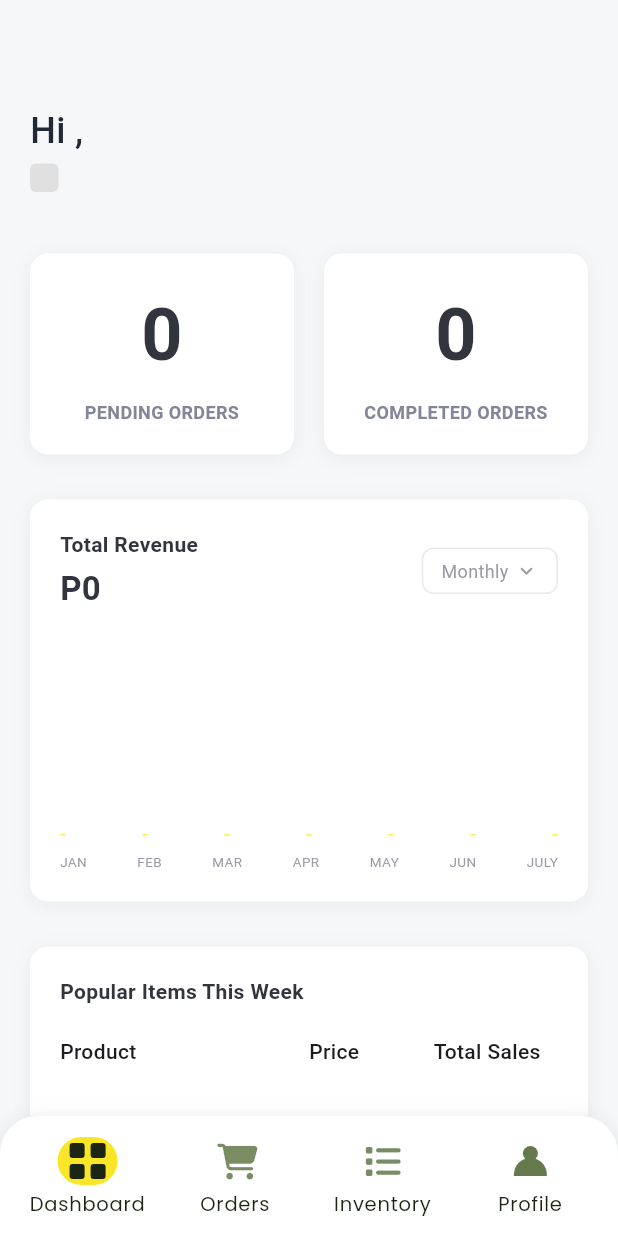
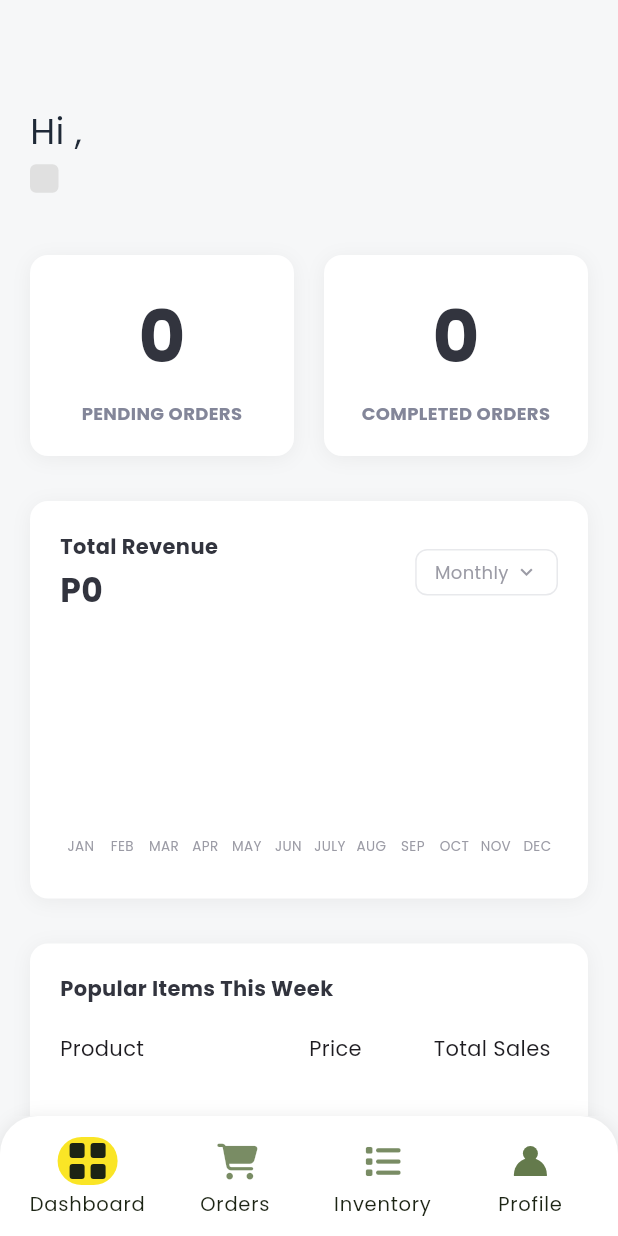
Before and after one commit to 4Chronosx/FarmToTable, a Flutter app: the DashboardScreen screen opened by its route, on a phone screen of 412 x 824 dp. Run offline on Flutter 3.47's test engine with Material 3 defaults, Android fonts, the phone set to English and light mode, and no system bars; drawn by our look-alikes of fl_chart; our stand-ins replace accordion, cached_network_image, flutter_map, flutter_svg, fluttertoast, font_awesome_flutter and 6 more; missing offline and left inert: sliding_action_button; accounts and stored records are empty; network calls fail.

Commit message:
dashboard chart
removed the storelocation na screen in main
added fl_chart dependency

```diff
--- a/lib/main.dart
+++ b/lib/main.dart
@@ -17,7 +17,6 @@ import 'package:farm2you/screens/user_side/sub_pages/product_details/product_det
 import 'package:farm2you/services/authentication/auth_gate.dart';
 
 import 'package:farm2you/screens/vendor_side/profile/create_profile_screen.dart';
-import 'package:farm2you/screens/vendor_side/profile/store_location_screen.dart';
 import 'package:farm2you/screens/vendor_side/profile/registered_screen.dart';
 import 'package:farm2you/screens/vendor_side/profile/vendor_profile_screen.dart';
 import 'package:farm2you/screens/vendor_side/dashboard/dashboard_screen.dart';
@@ -43,7 +42,6 @@ import 'package:farm2you/screens/splashscreen/splashscreen2.dart';
 
 import 'package:supabase_flutter/supabase_flutter.dart';
 
-
 // New class to listen to Supabase auth changes and notify GoRouter
 class AuthStateListener extends ChangeNotifier {
   AuthStateListener() {
@@ -55,8 +53,6 @@ class AuthStateListener extends ChangeNotifier {
   }
 }
 
-
-
 void main() async {
   WidgetsFlutterBinding.ensureInitialized();
 
@@ -65,7 +61,10 @@ void main() async {
     DeviceOrientation.portraitDown,
   ]);
 
-  await Supabase.initialize(url: "https://zhvosnfvtoqalhjfpjfm.supabase.co", anonKey: "eyJhbGciOiJIUzI1NiIsInR5cCI6IkpXVCJ9.eyJpc3MiOiJzdXBhYmFzZSIsInJlZiI6Inpodm9zbmZ2dG9xYWxoamZwamZtIiwicm9sZSI6ImFub24iLCJpYXQiOjE3NDczNTgzMjIsImV4cCI6MjA2MjkzNDMyMn0.cVRsslf1HRPG92Tuc45Q4cr0CxjmWjCzDe12hnZ4Esg");
+  await Supabase.initialize(
+      url: "https://zhvosnfvtoqalhjfpjfm.supabase.co",
+      anonKey:
+          "eyJhbGciOiJIUzI1NiIsInR5cCI6IkpXVCJ9.eyJpc3MiOiJzdXBhYmFzZSIsInJlZiI6Inpodm9zbmZ2dG9xYWxoamZwamZtIiwicm9sZSI6ImFub24iLCJpYXQiOjE3NDczNTgzMjIsImV4cCI6MjA2MjkzNDMyMn0.cVRsslf1HRPG92Tuc45Q4cr0CxjmWjCzDe12hnZ4Esg");
 
   runApp(
     MultiProvider(
@@ -112,18 +111,20 @@ class _MyAppState extends State<MyApp> {
         final session = Supabase.instance.client.auth.currentSession;
         final bool isAuthenticated = session != null;
 
-         // Define routes that are accessible without authentication
-        const List<String> unauthenticatedRoutes = ['/login', '/signup', '/', '/splash2'];
+        // Define routes that are accessible without authentication
+        const List<String> unauthenticatedRoutes = [
+          '/login',
+          '/signup',
+          '/',
+          '/splash2'
+        ];
         final currentRoute = state.uri.toString();
         // Check if the current location is one of the unauthenticated routes
-        final bool isGoingToUnauthenticatedRoute = unauthenticatedRoutes.contains(state.uri.toString());
-
-
-
-
+        final bool isGoingToUnauthenticatedRoute =
+            unauthenticatedRoutes.contains(state.uri.toString());
 
         // If not authenticated and trying to go to a protected route, redirect to login
-        if (!isAuthenticated && !isGoingToUnauthenticatedRoute ) {
+        if (!isAuthenticated && !isGoingToUnauthenticatedRoute) {
           return '/login';
         }
 
@@ -227,12 +228,7 @@ class _MyAppState extends State<MyApp> {
             return CreateProfileScreen();
           },
         ),
-        GoRoute(
-          path: '/storelocation',
-          builder: (BuildContext context, GoRouterState state) {
-            return StoreLocationScreen();
-          },
-        ),
+
         GoRoute(
           path: '/registeredsplash',
           builder: (BuildContext context, GoRouterState state) {
--- a/lib/screens/vendor_side/dashboard/dashboard_screen.dart
+++ b/lib/screens/vendor_side/dashboard/dashboard_screen.dart
@@ -1,5 +1,6 @@
 import 'package:flutter/material.dart';
 import 'package:provider/provider.dart';
+import 'package:fl_chart/fl_chart.dart';
 import 'package:farm2you/widgets/vendor_navigationbar.dart';
 import 'package:farm2you/utils/orders_provider.dart';
 import 'package:farm2you/utils/profile_provider.dart';
@@ -69,6 +70,7 @@ class DashboardScreen extends StatelessWidget {
             color: Color(0xFF1F2937),
             fontSize: 24,
             fontWeight: FontWeight.w500,
+            fontFamily: 'Poppins',
           ),
         ),
         const SizedBox(height: 4),
@@ -90,6 +92,7 @@ class DashboardScreen extends StatelessWidget {
               style: const TextStyle(
                 color: Color(0xFF838383),
                 fontSize: 15,
+                fontFamily: 'Poppins',
               ),
             ),
           ],
@@ -148,6 +151,7 @@ class DashboardScreen extends StatelessWidget {
               color: Color(0xFF32343E),
               fontSize: 48,
               fontWeight: FontWeight.w700,
+              fontFamily: 'Poppins',
             ),
           ),
           const SizedBox(height: 8),
@@ -158,6 +162,7 @@ class DashboardScreen extends StatelessWidget {
               color: Color(0xFF838699),
               fontSize: 12,
               fontWeight: FontWeight.w600,
+              fontFamily: 'Poppins',
             ),
           ),
         ],
@@ -206,6 +211,7 @@ class DashboardScreen extends StatelessWidget {
                       color: Color(0xFF32343E),
                       fontSize: 14,
                       fontWeight: FontWeight.w700,
+                      fontFamily: 'Poppins',
                     ),
                   ),
                   const SizedBox(height: 4),
@@ -215,6 +221,7 @@ class DashboardScreen extends StatelessWidget {
                       color: Color(0xFF32343E),
                       fontSize: 22,
                       fontWeight: FontWeight.w700,
+                      fontFamily: 'Poppins',
                     ),
                   ),
                 ],
@@ -233,6 +240,7 @@ class DashboardScreen extends StatelessWidget {
                       style: TextStyle(
                         color: Color(0xFF9B9BA5),
                         fontSize: 12,
+                        fontFamily: 'Poppins',
                       ),
                     ),
                     SizedBox(width: 4),
@@ -250,22 +258,6 @@ class DashboardScreen extends StatelessWidget {
 
           // Simple Chart Placeholder - Replace with actual chart
           _buildSimpleChart(monthlyRevenue),
-
-          const SizedBox(height: 10),
-          // Month labels (first 7 months)
-          Row(
-            mainAxisAlignment: MainAxisAlignment.spaceBetween,
-            children: months
-                .take(7)
-                .map((month) => Text(
-                      month,
-                      style: const TextStyle(
-                        color: Color(0xFF9B9BA5),
-                        fontSize: 9,
-                      ),
-                    ))
-                .toList(),
-          ),
         ],
       ),
     );
@@ -275,72 +267,100 @@ class DashboardScreen extends StatelessWidget {
     final maxRevenue = monthlyRevenue.isNotEmpty
         ? monthlyRevenue.reduce((a, b) => a > b ? a : b)
         : 600.0;
-    final normalizeBase = maxRevenue > 0 ? maxRevenue : 600.0;
+
+    // Find the month with highest revenue for highlighting
+    int highestRevenueIndex = -1;
+    if (monthlyRevenue.isNotEmpty && maxRevenue > 0) {
+      highestRevenueIndex =
+          monthlyRevenue.indexWhere((revenue) => revenue == maxRevenue);
+    }
 
     return SizedBox(
-      height: 120,
-      child: Row(
-        crossAxisAlignment: CrossAxisAlignment.end,
-        mainAxisAlignment: MainAxisAlignment.spaceBetween,
-        children: List.generate(7, (index) {
-          // Show first 7 months
-          double height = monthlyRevenue.length > index
-              ? (monthlyRevenue[index] / normalizeBase) * 100
-              : 0.0;
-          bool isHighlighted = index == 2 &&
-              monthlyRevenue.length > index &&
-              monthlyRevenue[index] > 0;
-
-          return Column(
-            mainAxisAlignment: MainAxisAlignment.end,
-            children: [
-              if (isHighlighted) ...[
-                Container(
-                  padding:
+      height: 140,
+      child: BarChart(
+        BarChartData(
+          alignment: BarChartAlignment.spaceAround,
+          maxY: maxRevenue > 0 ? maxRevenue * 1.2 : 600,
+          minY: 0,
+          barTouchData: BarTouchData(
+            enabled: true,
+            touchTooltipData: BarTouchTooltipData(
+              getTooltipColor: (group) => const Color(0xFF32343E),
+              tooltipRoundedRadius: 4,
+              tooltipPadding:
                   const EdgeInsets.symmetric(horizontal: 8, vertical: 4),
-                  decoration: BoxDecoration(
-                    color: const Color(0xFF32343E),
-                    borderRadius: BorderRadius.circular(4),
-                  ),
-                  child: Text(
-                    '₱${monthlyRevenue[index].toInt()}',
-                    style: const TextStyle(
+              getTooltipItem: (group, groupIndex, rod, rodIndex) {
+                return BarTooltipItem(
+                  '₱${rod.toY.toInt()}',
+                  const TextStyle(
                     color: Colors.white,
                     fontSize: 10,
                     fontWeight: FontWeight.w700,
+                    fontFamily: 'Poppins',
+                  ),
+                );
+              },
+            ),
+          ),
+          titlesData: FlTitlesData(
+            show: true,
+            topTitles: const AxisTitles(
+              sideTitles: SideTitles(showTitles: false),
+            ),
+            rightTitles: const AxisTitles(
+              sideTitles: SideTitles(showTitles: false),
+            ),
+            leftTitles: const AxisTitles(
+              sideTitles: SideTitles(showTitles: false),
+            ),
+            bottomTitles: AxisTitles(
+              sideTitles: SideTitles(
+                showTitles: true,
+                getTitlesWidget: (value, meta) {
+                  if (value.toInt() >= 0 && value.toInt() < months.length) {
+                    return Padding(
+                      padding: const EdgeInsets.only(top: 8),
+                      child: Text(
+                        months[value.toInt()],
+                        style: const TextStyle(
+                          color: Color(0xFF9B9BA5),
+                          fontSize: 9,
+                          fontFamily: 'Poppins',
+                        ),
+                      ),
+                    );
+                  }
+                  return const Text('');
+                },
+                reservedSize: 30,
               ),
             ),
           ),
-                const SizedBox(height: 4),
-                Container(
-                  width: 8,
-                  height: 8,
-                  decoration: const BoxDecoration(
-                    color: Colors.white,
-                    shape: BoxShape.circle,
-                    border: Border.fromBorderSide(
-                      BorderSide(color: Color(0xFFFAE526), width: 2),
-                    ),
-                  ),
-                ),
-                const SizedBox(height: 2),
-              ],
-              Container(
-                width: 4,
-                height:
-                    height > 0 ? height : 2, // Minimum height for visibility
-                decoration: BoxDecoration(
+          borderData: FlBorderData(show: false),
+          gridData: const FlGridData(show: false),
+          barGroups: List.generate(12, (index) {
+            final revenue =
+                monthlyRevenue.length > index ? monthlyRevenue[index] : 0.0;
+            final isHighlighted = index == highestRevenueIndex && revenue > 0;
+
+            return BarChartGroupData(
+              x: index,
+              barRods: [
+                BarChartRodData(
+                  toY: revenue,
+                  width: 12,
+                  borderRadius: BorderRadius.circular(3),
                   gradient: const LinearGradient(
                     begin: Alignment.topCenter,
                     end: Alignment.bottomCenter,
                     colors: [Color(0xFFFAE526), Color(0x00FFEE84)],
                   ),
-                  borderRadius: BorderRadius.circular(2),
-                ),
                 ),
               ],
+              showingTooltipIndicators: isHighlighted ? [0] : [],
             );
           }),
+        ),
       ),
     );
   }
@@ -380,6 +400,7 @@ class DashboardScreen extends StatelessWidget {
                   color: Color(0xFF32343E),
                   fontSize: 14,
                   fontWeight: FontWeight.w700,
+                  fontFamily: 'Poppins',
                 ),
               ),
             ],
@@ -392,13 +413,22 @@ class DashboardScreen extends StatelessWidget {
               Expanded(
                   flex: 2,
                   child: Text('Product',
-                      style: TextStyle(fontWeight: FontWeight.w500))),
+                      style: TextStyle(
+                        fontWeight: FontWeight.w500,
+                        fontFamily: 'Poppins',
+                      ))),
               Expanded(
                   child: Text('Price',
-                      style: TextStyle(fontWeight: FontWeight.w500))),
+                      style: TextStyle(
+                        fontWeight: FontWeight.w500,
+                        fontFamily: 'Poppins',
+                      ))),
               Expanded(
                   child: Text('Total Sales',
-                      style: TextStyle(fontWeight: FontWeight.w500))),
+                      style: TextStyle(
+                        fontWeight: FontWeight.w500,
+                        fontFamily: 'Poppins',
+                      ))),
             ],
           ),
           const SizedBox(height: 16),
@@ -412,14 +442,23 @@ class DashboardScreen extends StatelessWidget {
                       Expanded(
                           flex: 2,
                           child: Text(item['productName'],
-                              style: const TextStyle(fontSize: 12))),
+                              style: const TextStyle(
+                                fontSize: 12,
+                                fontFamily: 'Poppins',
+                              ))),
                       Expanded(
                           child: Text('P${item['price'].toStringAsFixed(0)}',
-                              style: const TextStyle(fontSize: 12))),
+                              style: const TextStyle(
+                                fontSize: 12,
+                                fontFamily: 'Poppins',
+                              ))),
                       Expanded(
-                          child: Text(
-                              '₱${item['totalSales'].toStringAsFixed(0)}',
-                              style: const TextStyle(fontSize: 12))),
+                          child:
+                              Text('₱${item['totalSales'].toStringAsFixed(0)}',
+                                  style: const TextStyle(
+                                    fontSize: 12,
+                                    fontFamily: 'Poppins',
+                                  ))),
                     ],
                   ),
                 ))
@@ -432,6 +471,7 @@ class DashboardScreen extends StatelessWidget {
                   fontSize: 12,
                   color: Color(0xFF838699),
                   fontStyle: FontStyle.italic,
+                  fontFamily: 'Poppins',
                 ),
               ),
             ),
--- a/pubspec.yaml
+++ b/pubspec.yaml
@@ -54,6 +54,7 @@ dependencies:
   intl: ^0.20.2
   supabase_flutter: ^2.9.0
   image_picker: ^1.0.7
+  fl_chart: ^0.68.0
 
 
 dev_dependencies:
```
Lines whose indentation alone changed are shown as unchanged.
